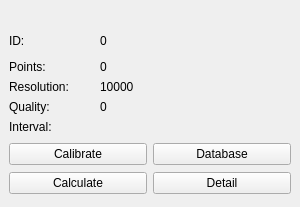
Before: the Qt Designer form gui/snowgui/icegui/calibrationwidget.ui in AndreasFMueller/AstroPhotography, drawn with Qt 5.
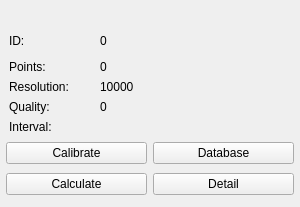
After: the same form once the commit is applied. Custom widgets are drawn as their Qt base class.

```diff
--- a/gui/snowgui/icegui/calibrationwidget.ui
+++ b/gui/snowgui/icegui/calibrationwidget.ui
@@ -154,6 +154,18 @@
       </size>
      </property>
      <layout class="QGridLayout" name="gridLayout_2">
+      <property name="leftMargin">
+       <number>6</number>
+      </property>
+      <property name="topMargin">
+       <number>6</number>
+      </property>
+      <property name="rightMargin">
+       <number>6</number>
+      </property>
+      <property name="bottomMargin">
+       <number>6</number>
+      </property>
       <item row="0" column="0">
        <widget class="QPushButton" name="calibrateButton">
         <property name="text">
```
